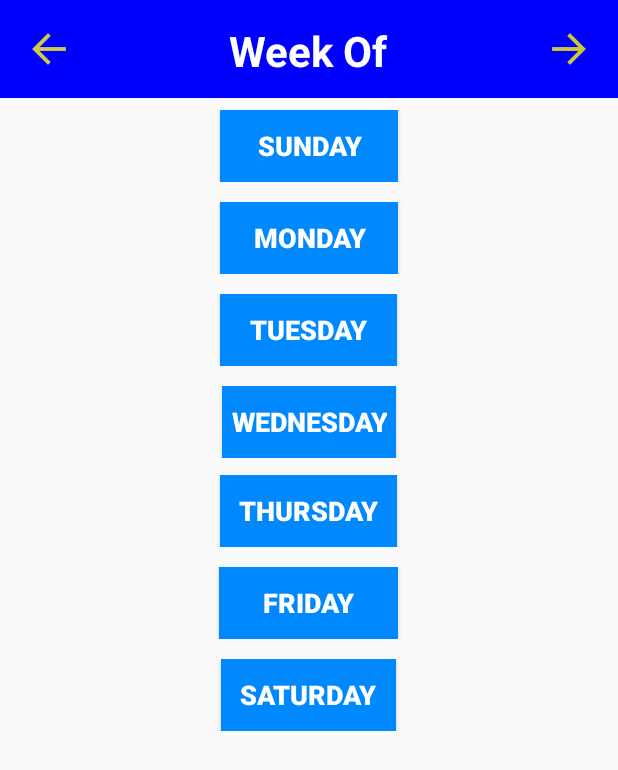
After one commit to halfoff/SE3354-Calendar, an Android app: the layout activity_week_view.xml on its own in the app's theme, with its tools: preview values and no code run, on a phone screen of 412 x 824 dp. The commit adds this screen. Shown: the top 770 px of the screen. Run offline under Robolectric (Android 15) with nearby library versions, the phone set to English and light mode, and no system bars.

Commit message:
rearranged files.

```diff
--- a/app/src/main/res/layout/activity_calendar.xml
+++ b/app/src/main/res/layout/activity_calendar.xml
@@ -51,7 +51,8 @@
                     android:layout_width="wrap_content"
                     android:layout_height="wrap_content"
                     android:layout_gravity="center"
-                    android:layout_margin="2dp"/>
+                    android:layout_margin="2dp"
+                    android:background="@drawable/Left"/>
 
             </FrameLayout>
 
@@ -82,7 +83,9 @@
                     android:id="@+id/Ib_next"
                     android:layout_width="wrap_content"
                     android:layout_height="wrap_content"
-                    android:layout_margin="2dp"/>
+                    android:layout_gravity="center"
+                    android:layout_margin="2dp"
+                    android:background="@drawable/Right"/>
 
             </FrameLayout>
         </LinearLayout>
--- a/app/src/main/res/layout/activity_list_view.xml
+++ b/app/src/main/res/layout/activity_list_view.xml
@@ -20,7 +20,7 @@
             android:layout_width="wrap_content"
             android:layout_height="wrap_content"
             android:padding="2dp"
-            android:text="Calendar"
+            android:text="List View"
             android:textColor="#FFFFFF"
             android:textSize="20sp"
             android:textStyle="bold" />
@@ -42,7 +42,7 @@
             android:layout_height="wrap_content"
             android:background="#00CC00"
             android:padding="10dp"
-            android:text="Calendar"
+            android:text="Calendar "
             android:textColor="#FFFFFF"
             android:textSize="22sp"
             android:textStyle="bold" />
@@ -51,11 +51,11 @@
             android:layout_height="5dp" />
         <Button
             android:id="@+id/btn_addEvent"
-            android:layout_width="100px"
-            android:layout_height="100px"
+            android:layout_width="wrap_content"
+            android:layout_height="wrap_content"
             android:background="#00CC00"
             android:padding="10dp"
-            android:text="+"
+            android:text="Add Event"
             android:textColor="#FFFFFF"
             android:textSize="22sp"
             android:textStyle="bold" />
--- /dev/null
+++ b/app/src/main/res/layout/activity_week_view.xml
@@ -0,0 +1,210 @@
+<LinearLayout xmlns:android="http://schemas.android.com/apk/res/android"
+    xmlns:tools="http://schemas.android.com/tools"
+    android:id="@+id/LinearLayout1"
+    android:layout_width="match_parent"
+    android:layout_height="match_parent"
+    android:orientation="vertical"
+    tools:context="com.example.lee.calendar.WeekActivity" >
+
+    <LinearLayout
+        android:id="@+id/header"
+        android:layout_width="fill_parent"
+        android:layout_height="wrap_content"
+        android:background="#0000FF"
+        android:gravity="center"
+        android:orientation="horizontal"
+        android:padding="10dp" >
+
+        <FrameLayout
+            android:layout_width="45dp"
+            android:layout_height="45dp" >
+
+            <ImageButton
+                android:id="@+id/ib_prevWeek"
+                android:layout_width="wrap_content"
+                android:layout_height="wrap_content"
+                android:layout_gravity="center"
+                android:layout_margin="2dp"
+                android:background="@drawable/Left"/>
+
+        </FrameLayout>
+
+        <FrameLayout
+            android:layout_width="wrap_content"
+            android:layout_height="wrap_content"
+            android:layout_weight="1" >
+
+            <TextView
+                android:id="@+id/tv_weekOf"
+                android:layout_width="wrap_content"
+                android:layout_height="wrap_content"
+                android:layout_gravity="center"
+                android:layout_marginTop="1dip"
+                android:gravity="center"
+                android:text="Week Of"
+                android:textColor="#FFFFFF"
+                android:textSize="28sp"
+                android:textStyle="bold" />
+
+        </FrameLayout>
+
+        <FrameLayout
+            android:layout_width="45dp"
+            android:layout_height="45dp" >
+
+            <ImageButton
+                android:id="@+id/ib_nextWeek"
+                android:layout_width="wrap_content"
+                android:layout_height="wrap_content"
+                android:layout_gravity="center"
+                android:layout_margin="2dp"
+                android:background="@drawable/Right"/>
+
+        </FrameLayout>
+
+
+    </LinearLayout>
+
+
+    <TableRow
+        android:id="@+id/tableRow1"
+        android:layout_width="match_parent"
+        android:layout_height="wrap_content"
+        android:paddingBottom="5dp"
+        android:paddingLeft="2dp"
+        android:paddingRight="2dp"
+        android:paddingTop="8dp"
+        android:gravity="center">
+        <Button
+            android:id="@+id/btn_sunday"
+            android:layout_width="wrap_content"
+            android:layout_height="wrap_content"
+            android:background="#0088FF"
+            android:padding="6dp"
+            android:text="    Sunday    "
+            android:textColor="#FFFFFF"
+            android:textSize="18sp"
+            android:textStyle="bold" />
+    </TableRow>
+        <TableRow
+            android:id="@+id/tableRow2"
+            android:layout_width="match_parent"
+            android:layout_height="wrap_content"
+            android:paddingBottom="5dp"
+            android:paddingLeft="2dp"
+            android:paddingRight="2dp"
+            android:paddingTop="8dp"
+            android:gravity="center">
+            <Button
+                android:id="@+id/btn_monday"
+                android:layout_width="wrap_content"
+                android:layout_height="wrap_content"
+                android:background="#0088FF"
+                android:padding="8dp"
+                android:text="   Monday   "
+                android:textColor="#FFFFFF"
+                android:textSize="18sp"
+                android:textStyle="bold" />
+        </TableRow>
+        <TableRow
+            android:id="@+id/tableRow3"
+            android:layout_width="match_parent"
+            android:layout_height="wrap_content"
+            android:paddingBottom="5dp"
+            android:paddingLeft="2dp"
+            android:paddingRight="2dp"
+            android:paddingTop="8dp"
+            android:gravity="center">
+            <Button
+                android:id="@+id/btn_tuesday"
+                android:layout_width="wrap_content"
+                android:layout_height="wrap_content"
+                android:background="#0088FF"
+                android:padding="6dp"
+                android:text="   Tuesday   "
+                android:textColor="#FFFFFF"
+                android:textSize="18sp"
+                android:textStyle="bold" />
+        </TableRow>
+        <TableRow
+            android:id="@+id/tableRow4"
+            android:layout_width="match_parent"
+            android:layout_height="wrap_content"
+            android:paddingBottom="5dp"
+            android:paddingLeft="2dp"
+            android:paddingRight="2dp"
+            android:paddingTop="8dp"
+            android:gravity="center">
+            <Button
+                android:id="@+id/btn_wednesday"
+                android:layout_width="wrap_content"
+                android:layout_height="wrap_content"
+                android:background="#0088FF"
+                android:padding="6dp"
+                android:text="Wednesday"
+                android:textColor="#FFFFFF"
+                android:textSize="18sp"
+                android:textStyle="bold" />
+        </TableRow>
+        <TableRow
+            android:id="@+id/tableRow5"
+            android:layout_width="match_parent"
+            android:layout_height="wrap_content"
+            android:paddingBottom="5dp"
+            android:paddingLeft="2dp"
+            android:paddingRight="2dp"
+            android:paddingTop="6dp"
+            android:gravity="center">
+            <Button
+                android:id="@+id/btn_thursday"
+                android:layout_width="wrap_content"
+                android:layout_height="wrap_content"
+                android:background="#0088FF"
+                android:padding="8dp"
+                android:text=" Thursday "
+                android:textColor="#FFFFFF"
+                android:textSize="18sp"
+                android:textStyle="bold" />
+        </TableRow>
+        <TableRow
+            android:id="@+id/tableRow6"
+            android:layout_width="match_parent"
+            android:layout_height="wrap_content"
+            android:paddingBottom="5dp"
+            android:paddingLeft="2dp"
+            android:paddingRight="2dp"
+            android:paddingTop="8dp"
+            android:gravity="center">
+            <Button
+                android:id="@+id/btn_friday"
+                android:layout_width="wrap_content"
+                android:layout_height="wrap_content"
+                android:background="#0088FF"
+                android:padding="6dp"
+                android:text="     Friday     "
+                android:textColor="#FFFFFF"
+                android:textSize="18sp"
+                android:textStyle="bold" />
+        </TableRow>
+        <TableRow
+            android:id="@+id/tableRow7"
+            android:layout_width="match_parent"
+            android:layout_height="wrap_content"
+            android:paddingBottom="5dp"
+            android:paddingLeft="2dp"
+            android:paddingRight="2dp"
+            android:paddingTop="8dp"
+            android:gravity="center">
+            <Button
+                android:id="@+id/btn_saturday"
+                android:layout_width="wrap_content"
+                android:layout_height="wrap_content"
+                android:background="#0088FF"
+                android:padding="8dp"
+                android:text=" Saturday "
+                android:textColor="#FFFFFF"
+                android:textSize="18sp"
+                android:textStyle="bold" />
+        </TableRow>
+
+    </LinearLayout>
```
Also changed, not shown: app/src/main/res/drawable-hdpi/Left.png (added), app/src/main/res/drawable-hdpi/Right.png (added), app/src/main/res/drawable-mdpi/Left.png (added), app/src/main/res/drawable-mdpi/Right.png (added), app/src/main/res/drawable-xhdpi/Left.png (added), app/src/main/res/drawable-xhdpi/Right.png (added), app/src/main/res/drawable-xxhdpi/Left.png (added), app/src/main/res/drawable-xxhdpi/Right.png (added).
